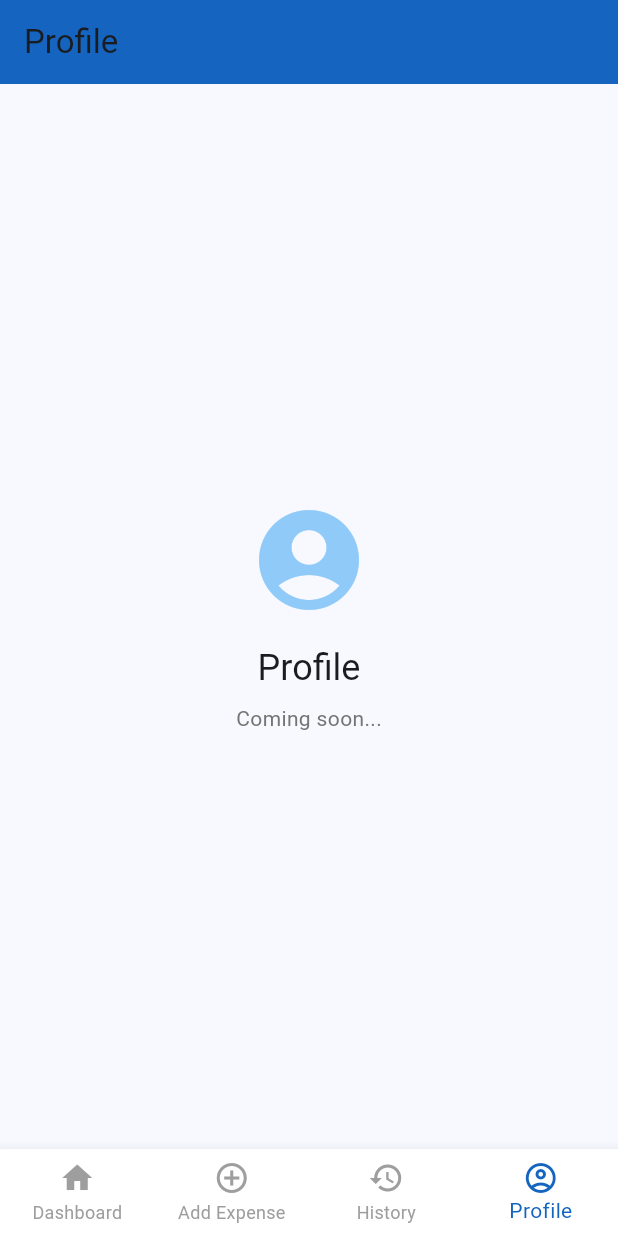
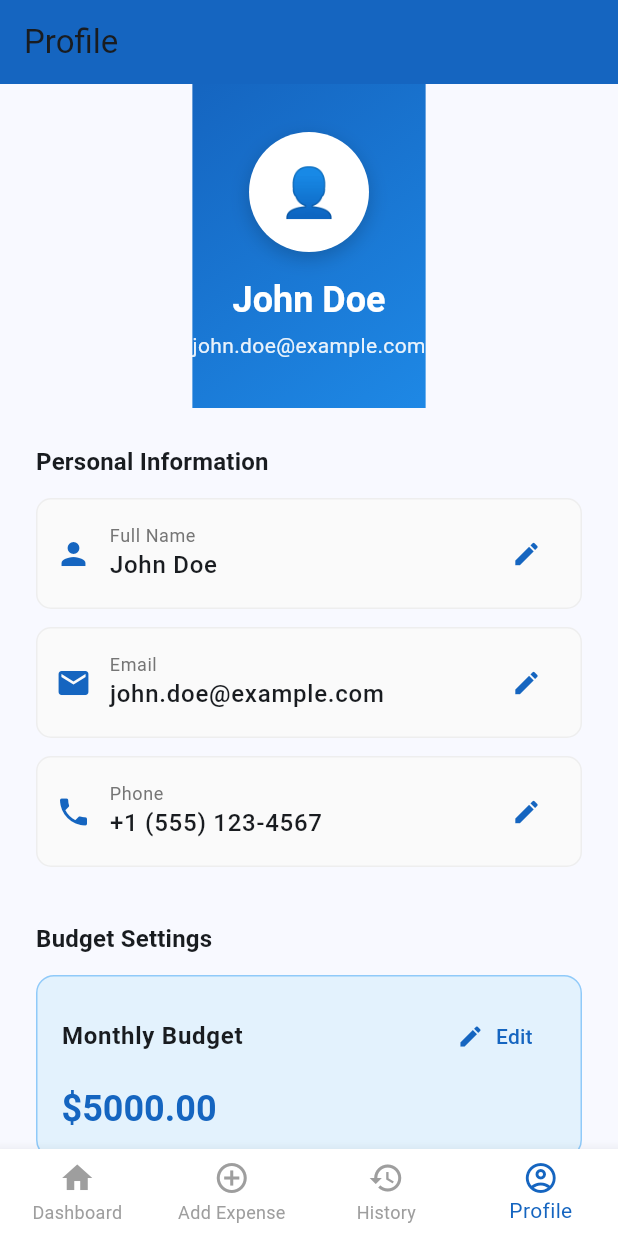
Before and after one commit to RxSeldon/gasto_wise, a Flutter app: the MainShell screen opened by its route, item 4 of the bottom bar chosen, on a phone screen of 412 x 824 dp. Run offline on Flutter 3.47's test engine with Material 3 defaults, Android fonts, the phone set to English and light mode, and no system bars.

Commit message:
- Add profile screen with user information display - Implement editable personal information section - Add monthly budget configuration - Add app preferences (notifications, dark mode) - Implement logout functionality with confirmation - Add about app dialog with version info - Implement budget editing with validation

```diff
--- a/lib/screens/main_shell.dart
+++ b/lib/screens/main_shell.dart
@@ -2,6 +2,7 @@ import 'package:flutter/material.dart';
 import 'dashboard_screen.dart';
 import 'add_expense_screen.dart';
 import 'expense_history_screen.dart';
+import 'profile_screen.dart';
 
 class MainShell extends StatefulWidget {
   const MainShell({super.key});
@@ -22,7 +23,7 @@ class _MainShellState extends State<MainShell> {
       const DashboardScreen(),
       const AddExpenseScreen(),
       const ExpenseHistoryScreen(),
-      const ProfilePlaceholder(),
+      const ProfileScreen(),
     ];
   }
 
@@ -59,37 +60,3 @@ class _MainShellState extends State<MainShell> {
     );
   }
 }
-
-// Placeholder screen for future implementation
-class ProfilePlaceholder extends StatelessWidget {
-  const ProfilePlaceholder({super.key});
-
-  @override
-  Widget build(BuildContext context) {
-    return Scaffold(
-      appBar: AppBar(
-        title: const Text('Profile'),
-        backgroundColor: Colors.blue.shade800,
-        elevation: 0,
-        automaticallyImplyLeading: false,
-      ),
-      body: Center(
-        child: Column(
-          mainAxisAlignment: MainAxisAlignment.center,
-          children: [
-            Icon(Icons.account_circle, size: 80, color: Colors.blue.shade200),
-            const SizedBox(height: 16),
-            Text('Profile', style: Theme.of(context).textTheme.headlineSmall),
-            const SizedBox(height: 8),
-            Text(
-              'Coming soon...',
-              style: Theme.of(
-                context,
-              ).textTheme.bodyMedium?.copyWith(color: Colors.grey[600]),
-            ),
-          ],
-        ),
-      ),
-    );
-  }
-}
--- /dev/null
+++ b/lib/screens/profile_screen.dart
@@ -0,0 +1,531 @@
+import 'package:flutter/material.dart';
+
+class ProfileScreen extends StatefulWidget {
+  const ProfileScreen({super.key});
+
+  @override
+  State<ProfileScreen> createState() => _ProfileScreenState();
+}
+
+class _ProfileScreenState extends State<ProfileScreen> {
+  // Mock user data
+  String userName = 'John Doe';
+  String userEmail = 'john.doe@example.com';
+  String userPhone = '+1 (555) 123-4567';
+  double monthlyBudget = 5000.00;
+  bool notificationsEnabled = true;
+  bool darkModeEnabled = false;
+
+  @override
+  Widget build(BuildContext context) {
+    return Scaffold(
+      appBar: AppBar(
+        title: const Text('Profile'),
+        backgroundColor: Colors.blue.shade800,
+        elevation: 0,
+        automaticallyImplyLeading: false,
+      ),
+      body: SingleChildScrollView(
+        child: Column(
+          children: [
+            // Profile Header
+            _buildProfileHeader(),
+            // Profile Info Sections
+            Padding(
+              padding: const EdgeInsets.all(24.0),
+              child: Column(
+                crossAxisAlignment: CrossAxisAlignment.stretch,
+                children: [
+                  // Personal Information Section
+                  _buildSection(
+                    title: 'Personal Information',
+                    children: [
+                      _buildInfoTile(
+                        icon: Icons.person,
+                        label: 'Full Name',
+                        value: userName,
+                        onEdit: () => _editProfile(context),
+                      ),
+                      _buildInfoTile(
+                        icon: Icons.email,
+                        label: 'Email',
+                        value: userEmail,
+                        onEdit: () => _editProfile(context),
+                      ),
+                      _buildInfoTile(
+                        icon: Icons.phone,
+                        label: 'Phone',
+                        value: userPhone,
+                        onEdit: () => _editProfile(context),
+                      ),
+                    ],
+                  ),
+                  const SizedBox(height: 24),
+
+                  // Budget Settings Section
+                  _buildSection(
+                    title: 'Budget Settings',
+                    children: [
+                      Container(
+                        padding: const EdgeInsets.all(16),
+                        decoration: BoxDecoration(
+                          color: Colors.blue.shade50,
+                          borderRadius: BorderRadius.circular(12),
+                          border: Border.all(color: Colors.blue.shade200),
+                        ),
+                        child: Column(
+                          crossAxisAlignment: CrossAxisAlignment.start,
+                          children: [
+                            Row(
+                              mainAxisAlignment: MainAxisAlignment.spaceBetween,
+                              children: [
+                                Text(
+                                  'Monthly Budget',
+                                  style: Theme.of(context).textTheme.bodyLarge
+                                      ?.copyWith(fontWeight: FontWeight.bold),
+                                ),
+                                TextButton.icon(
+                                  onPressed: () => _editBudget(context),
+                                  icon: const Icon(Icons.edit, size: 18),
+                                  label: const Text('Edit'),
+                                  style: TextButton.styleFrom(
+                                    foregroundColor: Colors.blue.shade800,
+                                  ),
+                                ),
+                              ],
+                            ),
+                            const SizedBox(height: 8),
+                            Text(
+                              '\$${monthlyBudget.toStringAsFixed(2)}',
+                              style: Theme.of(context).textTheme.headlineSmall
+                                  ?.copyWith(
+                                    color: Colors.blue.shade800,
+                                    fontWeight: FontWeight.bold,
+                                  ),
+                            ),
+                          ],
+                        ),
+                      ),
+                    ],
+                  ),
+                  const SizedBox(height: 24),
+
+                  // App Preferences Section
+                  _buildSection(
+                    title: 'App Preferences',
+                    children: [
+                      _buildPreferenceTile(
+                        icon: Icons.notifications,
+                        label: 'Push Notifications',
+                        value: notificationsEnabled,
+                        onChanged: (value) {
+                          setState(() {
+                            notificationsEnabled = value;
+                          });
+                        },
+                      ),
+                      const SizedBox(height: 12),
+                      _buildPreferenceTile(
+                        icon: Icons.dark_mode,
+                        label: 'Dark Mode',
+                        value: darkModeEnabled,
+                        onChanged: (value) {
+                          setState(() {
+                            darkModeEnabled = value;
+                          });
+                        },
+                      ),
+                    ],
+                  ),
+                  const SizedBox(height: 24),
+
+                  // Account Section
+                  _buildSection(
+                    title: 'Account',
+                    children: [
+                      _buildActionButton(
+                        icon: Icons.lock,
+                        label: 'Change Password',
+                        onPressed: () {
+                          ScaffoldMessenger.of(context).showSnackBar(
+                            const SnackBar(
+                              content: Text(
+                                'Change password feature coming soon',
+                              ),
+                            ),
+                          );
+                        },
+                      ),
+                      const SizedBox(height: 12),
+                      _buildActionButton(
+                        icon: Icons.privacy_tip,
+                        label: 'Privacy Policy',
+                        onPressed: () {
+                          ScaffoldMessenger.of(context).showSnackBar(
+                            const SnackBar(
+                              content: Text(
+                                'Privacy policy feature coming soon',
+                              ),
+                            ),
+                          );
+                        },
+                      ),
+                      const SizedBox(height: 12),
+                      _buildActionButton(
+                        icon: Icons.info,
+                        label: 'About App',
+                        onPressed: () {
+                          _showAboutDialog();
+                        },
+                      ),
+                    ],
+                  ),
+                  const SizedBox(height: 24),
+
+                  // Logout Button
+                  ElevatedButton.icon(
+                    onPressed: () => _logout(context),
+                    icon: const Icon(Icons.logout),
+                    label: const Text('Logout'),
+                    style: ElevatedButton.styleFrom(
+                      backgroundColor: Colors.red.shade600,
+                      padding: const EdgeInsets.symmetric(vertical: 14),
+                      shape: RoundedRectangleBorder(
+                        borderRadius: BorderRadius.circular(12),
+                      ),
+                    ),
+                  ),
+                  const SizedBox(height: 32),
+                ],
+              ),
+            ),
+          ],
+        ),
+      ),
+    );
+  }
+
+  Widget _buildProfileHeader() {
+    return Container(
+      decoration: BoxDecoration(
+        gradient: LinearGradient(
+          begin: Alignment.topLeft,
+          end: Alignment.bottomRight,
+          colors: [Colors.blue.shade800, Colors.blue.shade600],
+        ),
+      ),
+      child: Padding(
+        padding: const EdgeInsets.symmetric(vertical: 32.0),
+        child: Column(
+          children: [
+            Container(
+              height: 80,
+              width: 80,
+              decoration: BoxDecoration(
+                shape: BoxShape.circle,
+                color: Colors.white,
+                boxShadow: [
+                  BoxShadow(
+                    color: Colors.black.withOpacity(0.2),
+                    blurRadius: 10,
+                    offset: const Offset(0, 4),
+                  ),
+                ],
+              ),
+              child: Center(
+                child: Text(
+                  '👤',
+                  style: Theme.of(context).textTheme.headlineLarge,
+                ),
+              ),
+            ),
+            const SizedBox(height: 16),
+            Text(
+              userName,
+              style: Theme.of(context).textTheme.headlineSmall?.copyWith(
+                color: Colors.white,
+                fontWeight: FontWeight.bold,
+              ),
+            ),
+            const SizedBox(height: 4),
+            Text(
+              userEmail,
+              style: Theme.of(context).textTheme.bodyMedium?.copyWith(
+                color: Colors.white.withOpacity(0.9),
+              ),
+            ),
+          ],
+        ),
+      ),
+    );
+  }
+
+  Widget _buildSection({
+    required String title,
+    required List<Widget> children,
+  }) {
+    return Column(
+      crossAxisAlignment: CrossAxisAlignment.start,
+      children: [
+        Text(
+          title,
+          style: Theme.of(
+            context,
+          ).textTheme.titleMedium?.copyWith(fontWeight: FontWeight.bold),
+        ),
+        const SizedBox(height: 12),
+        ...children,
+      ],
+    );
+  }
+
+  Widget _buildInfoTile({
+    required IconData icon,
+    required String label,
+    required String value,
+    required VoidCallback onEdit,
+  }) {
+    return Container(
+      margin: const EdgeInsets.only(bottom: 12),
+      padding: const EdgeInsets.all(12),
+      decoration: BoxDecoration(
+        color: Colors.grey.shade50,
+        borderRadius: BorderRadius.circular(10),
+        border: Border.all(color: Colors.grey.shade200),
+      ),
+      child: Row(
+        children: [
+          Icon(icon, color: Colors.blue.shade800),
+          const SizedBox(width: 12),
+          Expanded(
+            child: Column(
+              crossAxisAlignment: CrossAxisAlignment.start,
+              children: [
+                Text(
+                  label,
+                  style: Theme.of(
+                    context,
+                  ).textTheme.bodySmall?.copyWith(color: Colors.grey[600]),
+                ),
+                Text(
+                  value,
+                  style: Theme.of(
+                    context,
+                  ).textTheme.bodyLarge?.copyWith(fontWeight: FontWeight.w500),
+                ),
+              ],
+            ),
+          ),
+          IconButton(
+            icon: Icon(Icons.edit, color: Colors.blue.shade800, size: 20),
+            onPressed: onEdit,
+            padding: EdgeInsets.zero,
+            constraints: const BoxConstraints(),
+          ),
+        ],
+      ),
+    );
+  }
+
+  Widget _buildPreferenceTile({
+    required IconData icon,
+    required String label,
+    required bool value,
+    required Function(bool) onChanged,
+  }) {
+    return Container(
+      padding: const EdgeInsets.all(12),
+      decoration: BoxDecoration(
+        color: Colors.grey.shade50,
+        borderRadius: BorderRadius.circular(10),
+        border: Border.all(color: Colors.grey.shade200),
+      ),
+      child: Row(
+        children: [
+          Icon(icon, color: Colors.blue.shade800),
+          const SizedBox(width: 12),
+          Expanded(
+            child: Text(
+              label,
+              style: Theme.of(
+                context,
+              ).textTheme.bodyLarge?.copyWith(fontWeight: FontWeight.w500),
+            ),
+          ),
+          Switch(
+            value: value,
+            onChanged: onChanged,
+            activeColor: Colors.blue.shade800,
+          ),
+        ],
+      ),
+    );
+  }
+
+  Widget _buildActionButton({
+    required IconData icon,
+    required String label,
+    required VoidCallback onPressed,
+  }) {
+    return InkWell(
+      onTap: onPressed,
+      child: Container(
+        padding: const EdgeInsets.all(12),
+        decoration: BoxDecoration(
+          color: Colors.grey.shade50,
+          borderRadius: BorderRadius.circular(10),
+          border: Border.all(color: Colors.grey.shade200),
+        ),
+        child: Row(
+          children: [
+            Icon(icon, color: Colors.blue.shade800),
+            const SizedBox(width: 12),
+            Expanded(
+              child: Text(
+                label,
+                style: Theme.of(
+                  context,
+                ).textTheme.bodyLarge?.copyWith(fontWeight: FontWeight.w500),
+              ),
+            ),
+            Icon(Icons.arrow_forward, color: Colors.grey[500], size: 20),
+          ],
+        ),
+      ),
+    );
+  }
+
+  void _editProfile(BuildContext context) {
+    ScaffoldMessenger.of(context).showSnackBar(
+      const SnackBar(content: Text('Edit profile feature coming soon')),
+    );
+  }
+
+  void _editBudget(BuildContext context) {
+    showDialog(
+      context: context,
+      builder: (context) {
+        String newBudget = monthlyBudget.toString();
+        return AlertDialog(
+          title: const Text('Edit Monthly Budget'),
+          content: TextField(
+            keyboardType: const TextInputType.numberWithOptions(decimal: true),
+            decoration: InputDecoration(
+              hintText: 'Enter budget amount',
+              prefixText: '\$ ',
+              border: OutlineInputBorder(
+                borderRadius: BorderRadius.circular(8),
+              ),
+            ),
+            onChanged: (value) {
+              newBudget = value;
+            },
+          ),
+          actions: [
+            TextButton(
+              onPressed: () => Navigator.pop(context),
+              child: const Text('Cancel'),
+            ),
+            TextButton(
+              onPressed: () {
+                setState(() {
+                  monthlyBudget = double.tryParse(newBudget) ?? monthlyBudget;
+                });
+                Navigator.pop(context);
+                ScaffoldMessenger.of(context).showSnackBar(
+                  const SnackBar(
+                    content: Text('Budget updated successfully'),
+                    duration: Duration(seconds: 1),
+                  ),
+                );
+              },
+              child: const Text('Save'),
+            ),
+          ],
+        );
+      },
+    );
+  }
+
+  void _showAboutDialog() {
+    showDialog(
+      context: context,
+      builder: (context) {
+        return AlertDialog(
+          title: const Text('About GastoWise'),
+          content: Column(
+            mainAxisSize: MainAxisSize.min,
+            crossAxisAlignment: CrossAxisAlignment.start,
+            children: [
+              Text(
+                'GastoWise v1.0.0',
+                style: Theme.of(
+                  context,
+                ).textTheme.bodyLarge?.copyWith(fontWeight: FontWeight.bold),
+              ),
+              const SizedBox(height: 12),
+              Text(
+                'Smart Expense and Budget Tracker',
+                style: Theme.of(context).textTheme.bodyMedium,
+              ),
+              const SizedBox(height: 12),
+              Text(
+                'Track your daily expenses and manage your personal budget with ease.',
+                style: Theme.of(
+                  context,
+                ).textTheme.bodySmall?.copyWith(color: Colors.grey[600]),
+              ),
+              const SizedBox(height: 12),
+              Text(
+                '© 2026 GastoWise. All rights reserved.',
+                style: Theme.of(
+                  context,
+                ).textTheme.bodySmall?.copyWith(color: Colors.grey[500]),
+              ),
+            ],
+          ),
+          actions: [
+            TextButton(
+              onPressed: () => Navigator.pop(context),
+              child: const Text('Close'),
+            ),
+          ],
+        );
+      },
+    );
+  }
+
+  void _logout(BuildContext context) {
+    showDialog(
+      context: context,
+      builder: (context) {
+        return AlertDialog(
+          title: const Text('Logout'),
+          content: const Text('Are you sure you want to logout?'),
+          actions: [
+            TextButton(
+              onPressed: () => Navigator.pop(context),
+              child: const Text('Cancel'),
+            ),
+            TextButton(
+              onPressed: () {
+                Navigator.pop(context);
+                Navigator.of(
+                  context,
+                ).pushNamedAndRemoveUntil('/', (route) => false);
+                ScaffoldMessenger.of(context).showSnackBar(
+                  const SnackBar(
+                    content: Text('Logged out successfully'),
+                    duration: Duration(seconds: 1),
+                  ),
+                );
+              },
+              style: TextButton.styleFrom(foregroundColor: Colors.red),
+              child: const Text('Logout'),
+            ),
+          ],
+        );
+      },
+    );
+  }
+}
```
